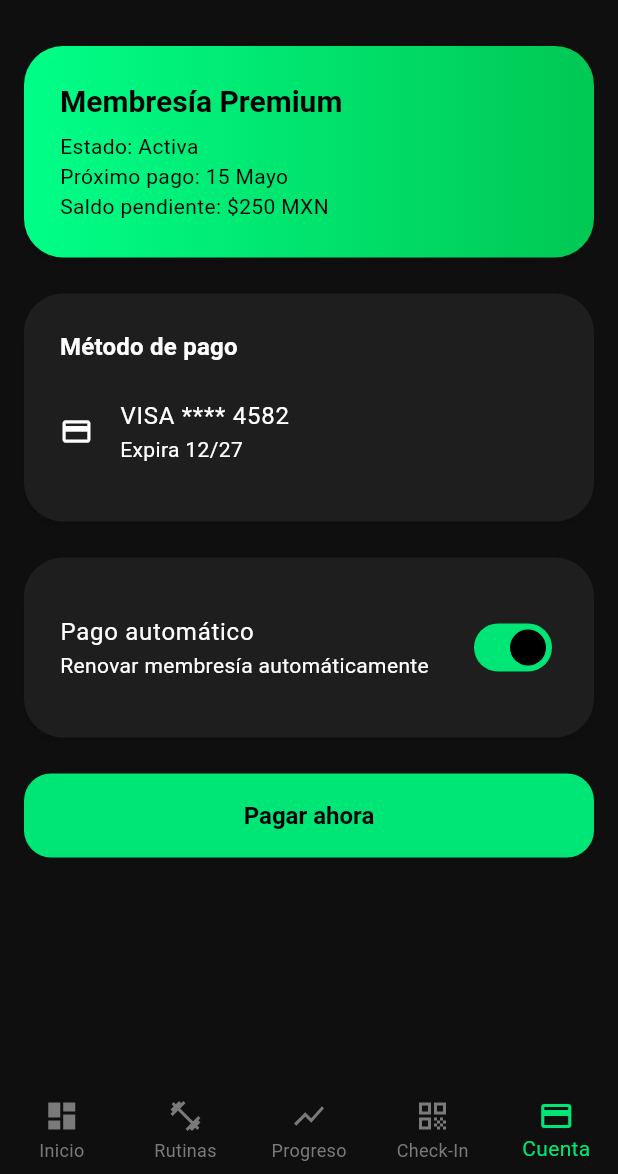
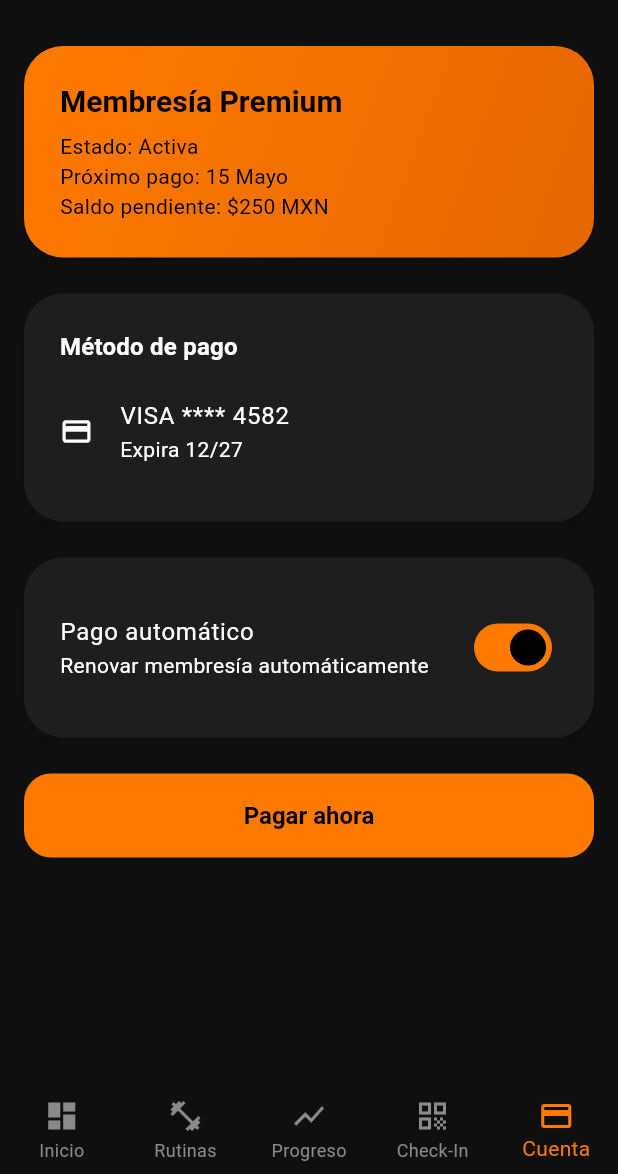
Before and after one commit to Jonathan-Quiroz99/pulseup, a Flutter app: the HomeScreen screen opened directly, item 5 of the bottom bar chosen, on a phone screen of 412 x 824 dp, the part 62-1236 px from its top. Run offline on Flutter 3.47's test engine with Material 3 defaults, Android fonts, the phone set to English and light mode, and no system bars; our stand-ins replace google_sign_in, qr_flutter; accounts and stored records are empty; network calls fail.

Commit message:
actualice los colores de la aplicación y utilice el gradiente en la pantalla de facturación

```diff
--- a/lib/core/theme/app_colors.dart
+++ b/lib/core/theme/app_colors.dart
@@ -9,19 +9,28 @@ class AppColors {
   static const card = Color(0xFF1E1E1E);
 
   // Brand
-  static const primary = Color(0xFF00E676);
-  static const primaryDark = Color(0xFF00C853);
+  static const primary = Color(0xFFFF7A00);
+  static const primaryDark = Color(0xFFE56700);
+
+  static const gradient = LinearGradient(
+    colors: [
+      Color(0xFFFF7A00),
+      Color(0xFFE56700),
+    ],
+    begin: Alignment.topLeft,
+    end: Alignment.bottomRight,
+  );
 
   // Text
   static const textPrimary = Colors.white;
-  static const textSecondary = Color(0xFFB3B3B3);
-  static const textMuted = Color(0xFF7A7A7A);
+  static const textSecondary = Color(0xFFBDBDBD);
+  static const textMuted = Color(0xFF8A8A8A);
 
   // Borders
   static const border = Color(0xFF2B2B2B);
 
   // Status
-  static const success = Color(0xFF00E676);
+  static const success = Color(0xFF22C55E);
   static const warning = Color(0xFFFFB300);
   static const error = Color(0xFFFF5252);
 
--- a/lib/features/billing/billing_screen.dart
+++ b/lib/features/billing/billing_screen.dart
@@ -1,8 +1,11 @@
 import 'package:flutter/material.dart';
 
+import '../../core/theme/app_colors.dart';
 import '../../core/theme/app_spacing.dart';
 
 import '../../widgets/custom_card.dart';
+
+
 
 class BillingScreen
     extends StatefulWidget {
@@ -46,14 +49,7 @@ class _BillingScreenState
 
           CustomCard(
 
-            gradient:
-                const LinearGradient(
-
-              colors: [
-                Color(0xFF00FF88),
-                Color(0xFF00C853),
-              ],
-            ),
+            gradient: AppColors.gradient,
 
             child: Column(
 
```
